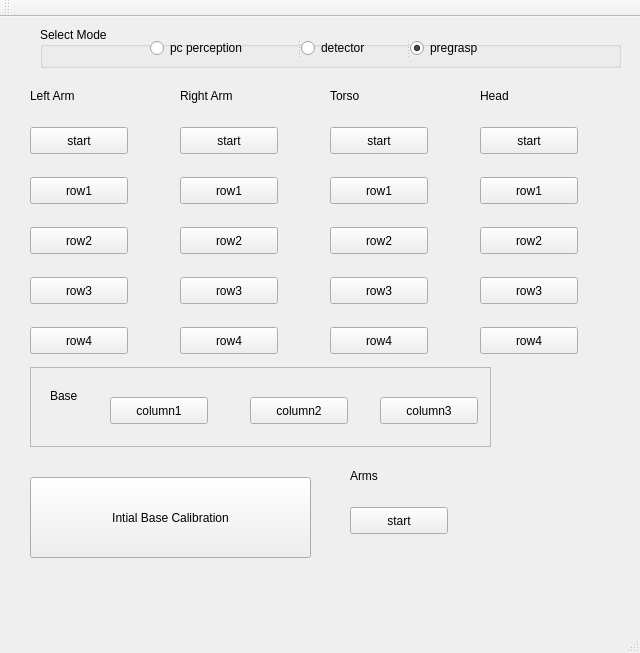
First picture: the form in rqt_amazon_challenge/resource/pr2amazonchallenge.ui, repository CoffeRobot/amazon_challenge, before the edit.
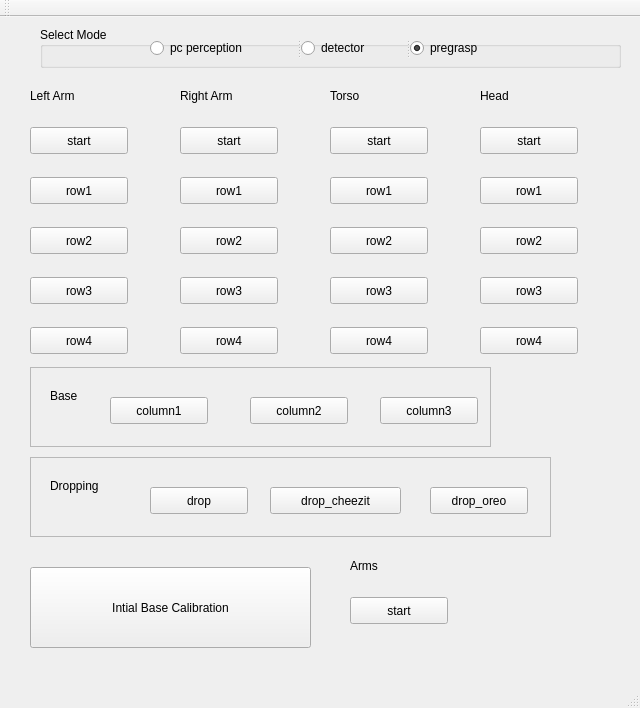
Second picture: the form after the edit.

Commit message: starting to add dropping server motions

The edit to the form file:
```diff
--- a/rqt_amazon_challenge/resource/pr2amazonchallenge.ui
+++ b/rqt_amazon_challenge/resource/pr2amazonchallenge.ui
@@ -7,7 +7,7 @@
     <x>0</x>
     <y>0</y>
     <width>640</width>
-    <height>653</height>
+    <height>708</height>
    </rect>
   </property>
   <property name="windowTitle">
@@ -252,7 +252,7 @@
     <property name="geometry">
      <rect>
       <x>30</x>
-      <y>460</y>
+      <y>550</y>
       <width>281</width>
       <height>81</height>
      </rect>
@@ -333,7 +333,7 @@
     <property name="geometry">
      <rect>
       <x>350</x>
-      <y>450</y>
+      <y>540</y>
       <width>66</width>
       <height>17</height>
      </rect>
@@ -346,7 +346,7 @@
     <property name="geometry">
      <rect>
       <x>350</x>
-      <y>490</y>
+      <y>580</y>
       <width>98</width>
       <height>27</height>
      </rect>
@@ -480,6 +480,74 @@
      <string>start</string>
     </property>
    </widget>
+   <widget class="QFrame" name="frame_2">
+    <property name="geometry">
+     <rect>
+      <x>30</x>
+      <y>440</y>
+      <width>521</width>
+      <height>80</height>
+     </rect>
+    </property>
+    <property name="frameShape">
+     <enum>QFrame::StyledPanel</enum>
+    </property>
+    <property name="frameShadow">
+     <enum>QFrame::Raised</enum>
+    </property>
+    <widget class="QLabel" name="label_7">
+     <property name="geometry">
+      <rect>
+       <x>20</x>
+       <y>20</y>
+       <width>66</width>
+       <height>17</height>
+      </rect>
+     </property>
+     <property name="text">
+      <string>Dropping</string>
+     </property>
+    </widget>
+    <widget class="QPushButton" name="base_drop_button">
+     <property name="geometry">
+      <rect>
+       <x>120</x>
+       <y>30</y>
+       <width>98</width>
+       <height>27</height>
+      </rect>
+     </property>
+     <property name="text">
+      <string>drop</string>
+     </property>
+    </widget>
+    <widget class="QPushButton" name="base_drop_cheezit_button">
+     <property name="geometry">
+      <rect>
+       <x>240</x>
+       <y>30</y>
+       <width>131</width>
+       <height>27</height>
+      </rect>
+     </property>
+     <property name="text">
+      <string>drop_cheezit</string>
+     </property>
+    </widget>
+    <widget class="QPushButton" name="base_drop_oreo_button">
+     <property name="geometry">
+      <rect>
+       <x>400</x>
+       <y>30</y>
+       <width>98</width>
+       <height>27</height>
+      </rect>
+     </property>
+     <property name="text">
+      <string>drop_oreo</string>
+     </property>
+    </widget>
+   </widget>
   </widget>
   <widget class="QToolBar" name="mainToolBar">
    <attribute name="toolBarArea">
```
The commit also changes 1 other file.
